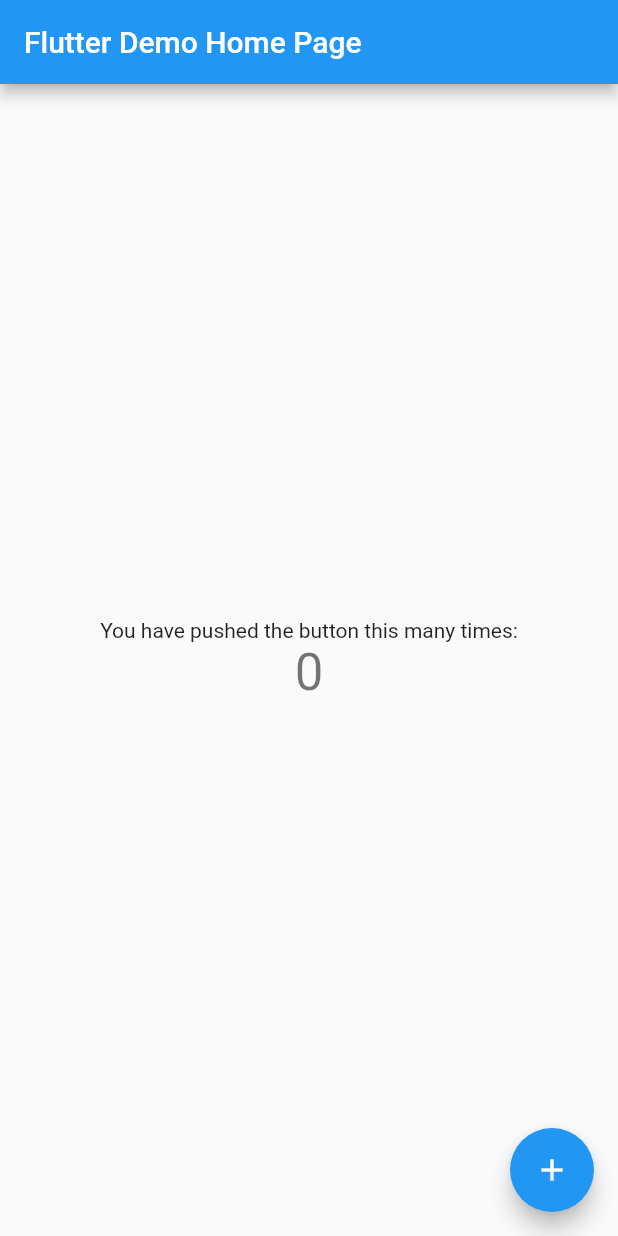
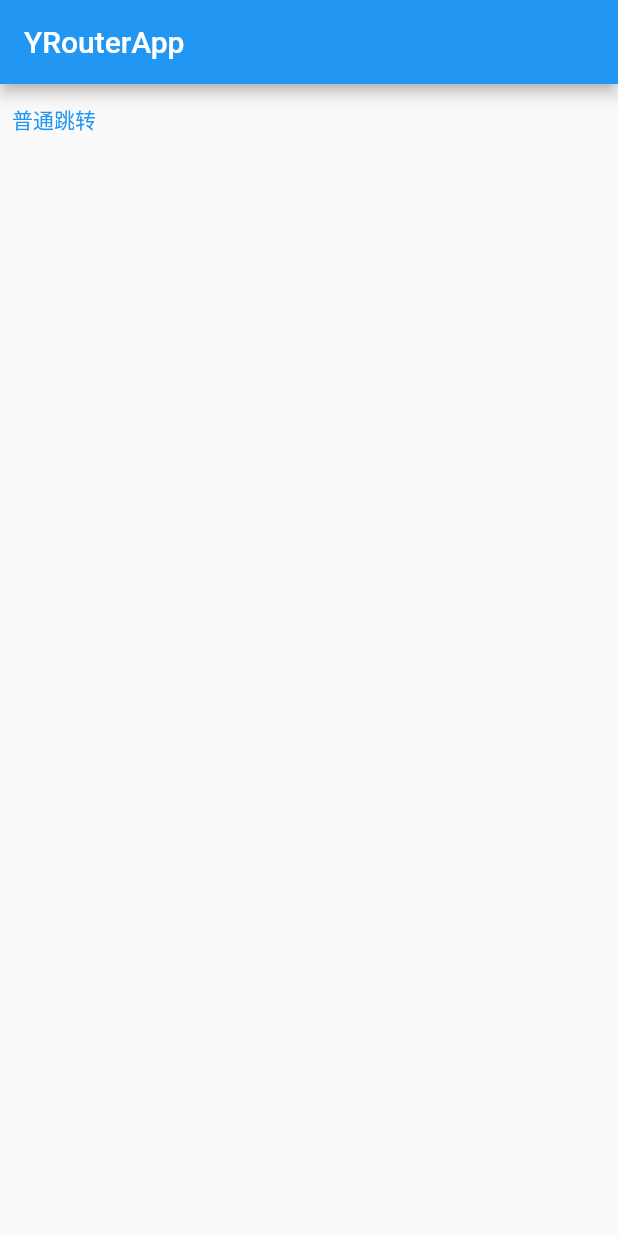
Before and after one commit to hy-liuyuzhe/YRouter, a Flutter app: the screen it shows after launch, on a phone screen of 412 x 824 dp. Run offline on Flutter 3.47's test engine with Material 2 defaults, Android fonts, the phone set to English and light mode, and no system bars.

Commit message:
新跳转小例子
Signed-off-by: liuyuzhe <15313482685@163.com>

```diff
--- a/example/github_yrouter/lib/main.dart
+++ b/example/github_yrouter/lib/main.dart
@@ -1,116 +1,46 @@
 import 'package:flutter/material.dart';
-import 'package:y_router/y_router.dart';
+import 'package:github_yrouter/second_page_widget.dart';
 
 void main() {
-  runApp(MyApp());
+  runApp(YRouterApp());
 }
 
-class MyApp extends StatelessWidget {
-  // This widget is the root of your application.
+class YRouterApp extends StatelessWidget {
   @override
   Widget build(BuildContext context) {
     return MaterialApp(
-      title: 'Flutter Demo',
-      theme: ThemeData(
-        // This is the theme of your application.
-        //
-        // Try running your application with "flutter run". You'll see the
-        // application has a blue toolbar. Then, without quitting the app, try
-        // changing the primarySwatch below to Colors.green and then invoke
-        // "hot reload" (press "r" in the console where you ran "flutter run",
-        // or simply save your changes to "hot reload" in a Flutter IDE).
-        // Notice that the counter didn't reset back to zero; the application
-        // is not restarted.
-        primarySwatch: Colors.blue,
+      theme: ThemeData(primaryColor: Colors.blue),
+      home: Scaffold(
+        appBar: AppBar(
+          title: Text("YRouterApp"),
+        ),
+        body: ListViewWidget(),
       ),
-      home: MyHomePage(title: 'Flutter Demo Home Page'),
     );
   }
 }
 
-class MyHomePage extends StatefulWidget {
-  MyHomePage({Key? key, required this.title}) : super(key: key);
-
-  // This widget is the home page of your application. It is stateful, meaning
-  // that it has a State object (defined below) that contains fields that affect
-  // how it looks.
-
-  // This class is the configuration for the state. It holds the values (in this
-  // case the title) provided by the parent (in this case the App widget) and
-  // used by the build method of the State. Fields in a Widget subclass are
-  // always marked "final".
-
-  final String title;
-
+class ListViewWidget extends StatefulWidget {
   @override
-  _MyHomePageState createState() => _MyHomePageState();
+  _ListViewWidgetState createState() => _ListViewWidgetState();
 }
 
-class _MyHomePageState extends State<MyHomePage> {
-  int _counter = 0;
-
-  void _incrementCounter() {
-    var one = Calculator().addOne(_counter);
-    print("one= $one");
-    setState(() {
-      // This call to setState tells the Flutter framework that something has
-      // changed in this State, which causes it to rerun the build method below
-      // so that the display can reflect the updated values. If we changed
-      // _counter without calling setState(), then the build method would not be
-      // called again, and so nothing would appear to happen.
-      _counter++;
-    });
+class _ListViewWidgetState extends State<ListViewWidget> {
+  @override
+  void initState() {
+    super.initState();
   }
 
   @override
   Widget build(BuildContext context) {
-    // This method is rerun every time setState is called, for instance as done
-    // by the _incrementCounter method above.
-    //
-    // The Flutter framework has been optimized to make rerunning build methods
-    // fast, so that you can just rebuild anything that needs updating rather
-    // than having to individually change instances of widgets.
-    return Scaffold(
-      appBar: AppBar(
-        // Here we take the value from the MyHomePage object that was created by
-        // the App.build method, and use it to set our appbar title.
-        title: Text(widget.title),
-      ),
-      body: Center(
-        // Center is a layout widget. It takes a single child and positions it
-        // in the middle of the parent.
-        child: Column(
-          // Column is also a layout widget. It takes a list of children and
-          // arranges them vertically. By default, it sizes itself to fit its
-          // children horizontally, and tries to be as tall as its parent.
-          //
-          // Invoke "debug painting" (press "p" in the console, choose the
-          // "Toggle Debug Paint" action from the Flutter Inspector in Android
-          // Studio, or the "Toggle Debug Paint" command in Visual Studio Code)
-          // to see the wireframe for each widget.
-          //
-          // Column has various properties to control how it sizes itself and
-          // how it positions its children. Here we use mainAxisAlignment to
-          // center the children vertically; the main axis here is the vertical
-          // axis because Columns are vertical (the cross axis would be
-          // horizontal).
-          mainAxisAlignment: MainAxisAlignment.center,
-          children: <Widget>[
-            Text(
-              'You have pushed the button this many times:',
-            ),
-            Text(
-              '$_counter',
-              style: Theme.of(context).textTheme.headline4,
-            ),
-          ],
-        ),
-      ),
-      floatingActionButton: FloatingActionButton(
-        onPressed: _incrementCounter,
-        tooltip: 'Increment',
-        child: Icon(Icons.add),
-      ), // This trailing comma makes auto-formatting nicer for build methods.
+    return Container(
+      child: TextButton(
+          onPressed: () {
+            Navigator.push(context, MaterialPageRoute(builder: (c) {
+              return SecondPageWidget();
+            }));
+          },
+          child: Text("普通跳转")),
     );
   }
 }
```
Also changed, not shown: example/github_yrouter/lib/second_page_widget.dart (added, +18 -0 lines), 1 other file.
